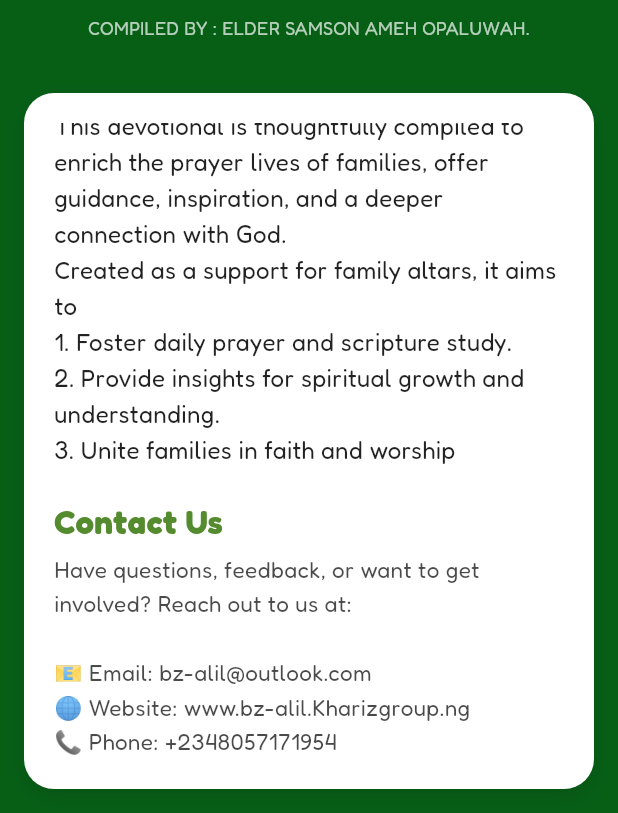
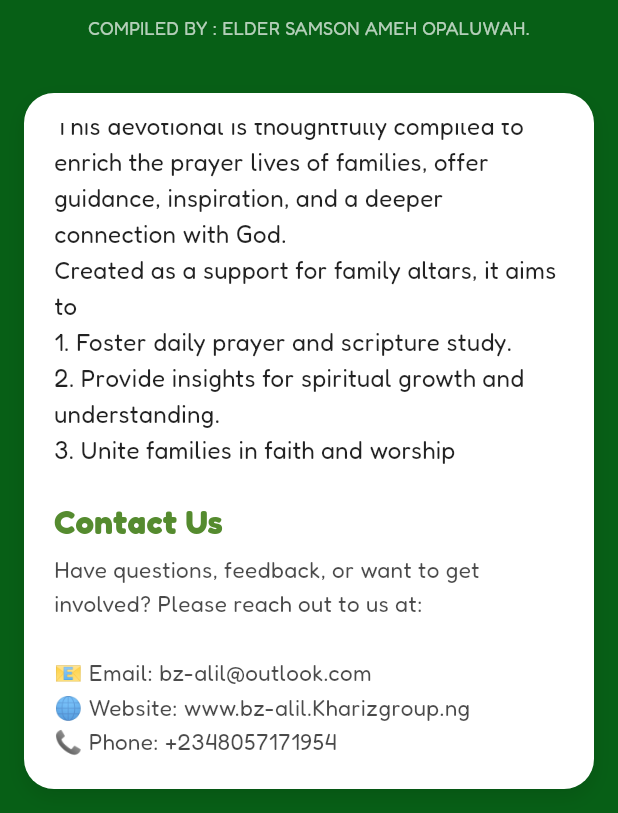
Before and after one commit to ned-kal/DailyD, a Flutter app: the AboutPage screen opened by its route, scrolled down 352 dp, on a phone screen of 412 x 824 dp, the part 423-1236 px from its top. Run offline on Flutter 3.47's test engine with Material 3 defaults, Android fonts, the phone set to English and light mode, and no system bars; our stand-ins replace cloud_firestore, firebase_auth, firebase_core, shared_preferences; accounts and stored records are empty.

Commit message:
I made changes in the about page

```diff
--- a/lib/Screens/about_page.dart
+++ b/lib/Screens/about_page.dart
@@ -168,7 +168,7 @@
                             ),
                             SizedBox(height: 5),
                             Text(
-                              "Have questions, feedback, or want to get involved? Reach out to us at:\n\n"
+                              "Have questions, feedback, or want to get involved? Please reach out to us at:\n\n"
                               "📧 Email: bz-alil@outlook.com\n"
                               "🌐 Website: www.bz-alil.Kharizgroup.ng\n"
                               "📞 Phone: +2348057171954",
```
